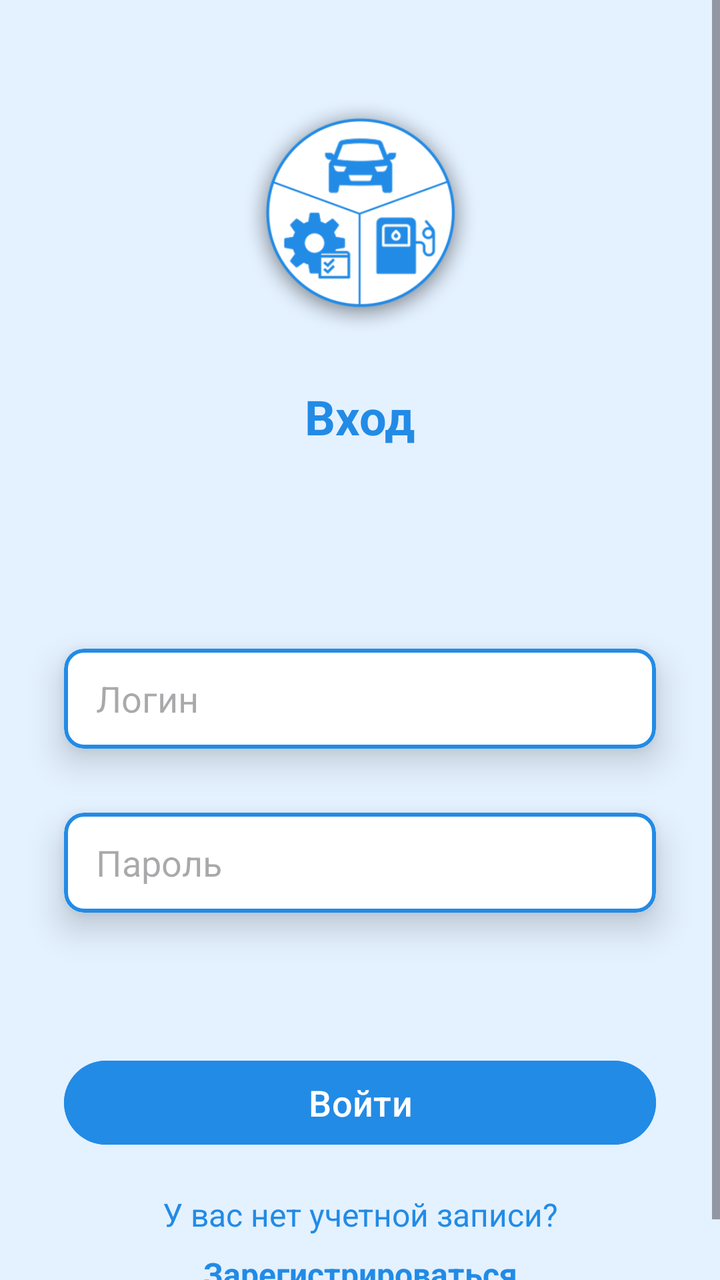
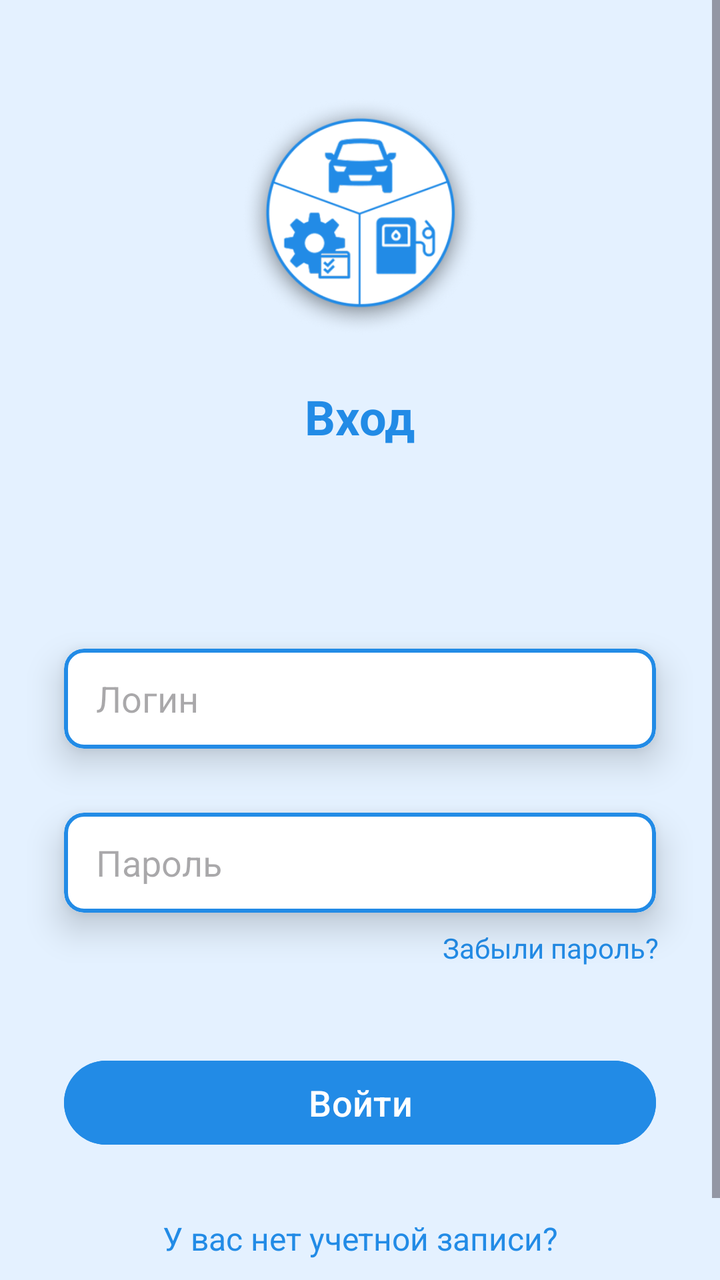

Screens rendered from an Android XML layout before and after an edit, with the pre-edit source and the edit as a unified diff.
<!-- AndroidManifest.xml: application theme Theme.MyCar -->
<!-- res/layout/activity_main_login.xml -->
<?xml version="1.0" encoding="utf-8"?>
<ScrollView xmlns:android="http://schemas.android.com/apk/res/android"
    xmlns:app="http://schemas.android.com/apk/res-auto"
    xmlns:tools="http://schemas.android.com/tools"
    android:layout_width="match_parent"
    android:layout_height="match_parent"
    android:background="#E4F1FF"
    android:fillViewport="true"
    tools:context=".MainActivityLogin">

    <androidx.constraintlayout.widget.ConstraintLayout
        android:id="@+id/main"
        android:layout_width="match_parent"
        android:layout_height="wrap_content"
        android:minHeight="@dimen/screen_min_height"
        android:paddingBottom="24dp">

        <ImageView
            android:id="@+id/imageView6"
            android:layout_width="120dp"
            android:layout_height="120dp"
            android:layout_marginTop="48dp"
            app:layout_constraintEnd_toEndOf="parent"
            app:layout_constraintStart_toStartOf="parent"
            app:layout_constraintTop_toTopOf="parent"
            app:srcCompat="@mipmap/logo_foreground" />

        <TextView
            android:id="@+id/textView8"
            android:layout_width="wrap_content"
            android:layout_height="wrap_content"
            android:layout_marginTop="24dp"
            android:text="Вход"
            android:textColor="#228BE6"
            android:textSize="24sp"
            android:textStyle="bold"
            app:layout_constraintEnd_toEndOf="parent"
            app:layout_constraintStart_toStartOf="parent"
            app:layout_constraintTop_toBottomOf="@+id/imageView6" />

        <com.google.android.material.card.MaterialCardView
            android:id="@+id/carCardView"
            android:layout_width="0dp"
            android:layout_height="wrap_content"
            android:layout_marginStart="32dp"
            android:layout_marginTop="100dp"
            android:layout_marginEnd="32dp"
            app:cardBackgroundColor="@android:color/white"
            app:cardCornerRadius="10dp"
            app:cardElevation="10dp"
            app:layout_constraintEnd_toEndOf="parent"
            app:layout_constraintStart_toStartOf="parent"
            app:layout_constraintTop_toBottomOf="@+id/textView8"
            app:strokeColor="#228BE6"
            app:strokeWidth="2dp">

            <EditText
                android:id="@+id/editTextText"
                android:layout_width="match_parent"
                android:layout_height="50dp"
                android:background="#FFFFFF"
                android:hint="Логин"
                android:inputType="text"
                android:paddingStart="16dp"
                android:paddingEnd="16dp"
                android:textSize="18sp" />

        </com.google.android.material.card.MaterialCardView>

        <com.google.android.material.card.MaterialCardView
            android:id="@+id/carCardView2"
            android:layout_width="0dp"
            android:layout_height="wrap_content"
            android:layout_marginStart="32dp"
            android:layout_marginTop="32dp"
            android:layout_marginEnd="32dp"
            app:cardBackgroundColor="@android:color/white"
            app:cardCornerRadius="10dp"
            app:cardElevation="10dp"
            app:layout_constraintEnd_toEndOf="parent"
            app:layout_constraintStart_toStartOf="parent"
            app:layout_constraintTop_toBottomOf="@+id/carCardView"
            app:strokeColor="#228BE6"
            app:strokeWidth="2dp">

            <EditText
                android:id="@+id/editTextTextPassword"
                android:layout_width="match_parent"
                android:layout_height="50dp"
                android:background="#FFFFFF"
                android:hint="Пароль"
                android:inputType="textPassword"
                android:paddingStart="16dp"
                android:paddingEnd="16dp"
                android:textSize="18sp" />

        </com.google.android.material.card.MaterialCardView>

        <Button
            android:id="@+id/button"
            android:layout_width="0dp"
            android:layout_height="50dp"
            android:layout_marginStart="32dp"
            android:layout_marginTop="70dp"
            android:layout_marginEnd="32dp"
            android:backgroundTint="#228BE6"
            android:text="Войти"
            android:textSize="18sp"
            app:layout_constraintEnd_toEndOf="parent"
            app:layout_constraintStart_toStartOf="parent"
            app:layout_constraintTop_toBottomOf="@+id/carCardView2" />

        <TextView
            android:id="@+id/textView11"
            android:layout_width="wrap_content"
            android:layout_height="wrap_content"
            android:layout_marginTop="20dp"
            android:text="У вас нет учетной записи?"
            android:textAlignment="center"
            android:textColor="#228BE6"
            android:textSize="16sp"
            app:layout_constraintEnd_toEndOf="parent"
            app:layout_constraintStart_toStartOf="parent"
            app:layout_constraintTop_toBottomOf="@+id/button" />

        <TextView
            android:id="@+id/textView12"
            android:layout_width="wrap_content"
            android:layout_height="wrap_content"
            android:layout_marginTop="8dp"
            android:clickable="true"
            android:focusable="true"
            android:text="Зарегистрироваться"
            android:textAlignment="center"
            android:textColor="#228BE6"
            android:textSize="16sp"
            android:textStyle="bold"
            app:layout_constraintEnd_toEndOf="parent"
            app:layout_constraintStart_toStartOf="parent"
            app:layout_constraintTop_toBottomOf="@+id/textView11" />

        <FrameLayout
            android:id="@+id/progressOverlay"
            android:layout_width="match_parent"
            android:layout_height="match_parent"
            android:background="#40E4F1FF"
            android:elevation="10dp"
            android:visibility="gone">
            <ProgressBar
                android:layout_width="64dp"
                android:layout_height="64dp"
                android:layout_gravity="center"
                android:indeterminateTint="#228BE6" />
        </FrameLayout>

    </androidx.constraintlayout.widget.ConstraintLayout>
</ScrollView>
<!-- resources referenced by this layout -->
<resources>
  <dimen name="screen_min_height">600dp</dimen>
  <!-- mipmap logo_foreground: webp bitmap (mipmap-hdpi, 12810 bytes) -->
  <style name="Theme.MyCar" parent="Base.Theme.MyCar" />
  <style name="Base.Theme.MyCar" parent="Theme.Material3.DayNight.NoActionBar">
          <item name="colorPrimary">@color/my_home_bar_color</item>
          <item name="colorSecondary">@color/my_home_bar_color</item>
          <item name="android:statusBarColor">@color/my_status_bar_color</item>
          <item name="android:navigationBarColor">@color/my_status_bar_color</item>
          <item name="android:windowAnimationStyle">@style/ActivityAnimation</item>
      </style>
  <color name="my_home_bar_color">#228BE6</color>
  <color name="my_status_bar_color">#E4F1FF</color>
  <style name="ActivityAnimation" parent="@android:style/Animation.Activity">
          <item name="android:activityOpenEnterAnimation">@anim/slide_in_right</item>
          <item name="android:activityOpenExitAnimation">@anim/slide_out_left</item>
          <item name="android:activityCloseEnterAnimation">@anim/slide_in_left</item>
          <item name="android:activityCloseExitAnimation">@anim/slide_out_right</item>
      </style>
</resources>

<!-- the commit's change to res/layout/activity_main_login.xml (unified diff, before → after) -->
@@ -111,10 +111,26 @@
             app:layout_constraintTop_toBottomOf="@+id/carCardView2" />
 
         <TextView
+            android:id="@+id/tvForgotPassword"
+            android:layout_width="wrap_content"
+            android:layout_height="wrap_content"
+            android:layout_marginTop="8dp"
+            android:clickable="true"
+            android:focusable="true"
+            android:text="Забыли пароль?"
+            android:textAlignment="center"
+            android:textColor="#228BE6"
+            android:textSize="14sp"
+            app:layout_constraintEnd_toEndOf="parent"
+            app:layout_constraintHorizontal_bias="0.877"
+            app:layout_constraintStart_toStartOf="parent"
+            app:layout_constraintTop_toBottomOf="@+id/carCardView2" />
+
+        <TextView
             android:id="@+id/textView11"
             android:layout_width="wrap_content"
             android:layout_height="wrap_content"
-            android:layout_marginTop="20dp"
+            android:layout_marginTop="32dp"
             android:text="У вас нет учетной записи?"
             android:textAlignment="center"
             android:textColor="#228BE6"
